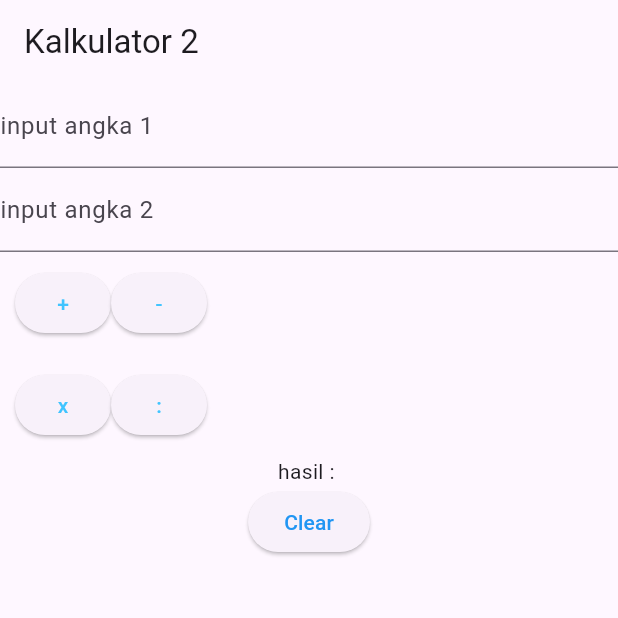
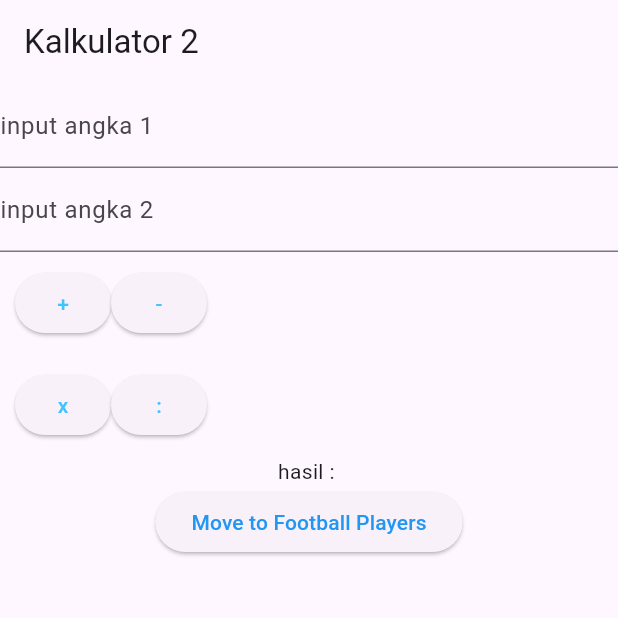
Before and after one commit to SarahUlya/Flutter_project1, a Flutter app: the screen it shows after launch, on a phone screen of 412 x 824 dp, the top half of it. Run offline on Flutter 3.47's test engine with Material 3 defaults, Android fonts, the phone set to English and light mode, and no system bars; our stand-ins replace get.

Commit message:
update listview

```diff
--- /dev/null
+++ b/lib/Controllers/football_control.dart
@@ -0,0 +1,17 @@
+import 'package:get/get.dart';
+import 'package:latihan1_11pplg1/models/football_models.dart';
+
+class FootballControl extends GetxController{
+  var players = <Football> [
+    Football(name: "Jack ka huna laguna", position: "kipper", number: 25, imageUrl: "https://i.pinimg.com/736x/6a/70/43/6a70430861c3574fcfc20e6697abe2de.jpg"),
+    Football(name: "William ", position: "back", number: 15, imageUrl: "https://static.wikia.nocookie.net/whumpapedia/images/0/0a/Will_Turner.jpeg/revision/latest?cb=20210413214910"),
+    Football(name: "Smith", position: "penyerang", number: 20, imageUrl: "https://encrypted-tbn0.gstatic.com/images?q=tbn:ANd9GcTKbIip41dP4L-we-b8YIpjLP3Epzbzcm1rTQ&s"),
+    Football(name: "gibbs", position: "gelandang", number: 30, imageUrl: "https://encrypted-tbn0.gstatic.com/images?q=tbn:ANd9GcT4W_cjaLkNqBGoz3lsx701QTGRJfRDqnhzrw&s"),
+
+  ].obs;
+
+  void updatePlayer(int index, Football newPlayer){
+    players[index] = newPlayer;
+    update();
+  }
+}
--- /dev/null
+++ b/lib/Controllers/football_edit_control.dart
@@ -0,0 +1,6 @@
+import 'package:get/get.dart';
+import 'football_control.dart';
+
+class FootballEditControl extends GetxController{
+
+}
--- a/lib/Pages/kalkulator_pages.dart
+++ b/lib/Pages/kalkulator_pages.dart
@@ -1,60 +1,90 @@
 import 'package:flutter/material.dart';
+import 'package:get/get.dart';
 import 'package:get/instance_manager.dart';
 import 'package:get/state_manager.dart';
 import 'package:get/utils.dart';
 import 'package:latihan1_11pplg1/Controllers/kalkulator_control.dart';
+import 'package:latihan1_11pplg1/Routes/routes.dart';
 import 'package:latihan1_11pplg1/widgets/widgets_button.dart';
 import 'package:latihan1_11pplg1/widgets/widgets_textField.dart';
 
 class CalculatorPages extends StatelessWidget {
   CalculatorPages({super.key});
 
-  final CalculatorController calculatorController = Get.put(CalculatorController());
+  final CalculatorController calculatorController = Get.put(
+    CalculatorController(),
+  );
 
   @override
   Widget build(BuildContext context) {
     return Scaffold(
-      appBar: AppBar(title: Text("Kalkulator 2"),),
+      appBar: AppBar(title: Text("Kalkulator 2")),
       body: Container(
         child: Column(
           crossAxisAlignment: CrossAxisAlignment.center,
           children: [
-          customTextField(textEditingController: calculatorController.txtAngka1, labelText: "input angka 1"),
-          customTextField(textEditingController: calculatorController.txtAngka2, labelText: "input angka 2"),
-          Container(
-            margin: EdgeInsets.all(10),
-            child: Row(
-            children: [
-              CustomButton(text: "+", textColor: Colors.lightBlueAccent, onPressed: (){
-                calculatorController.tambah();
-              }),
-              CustomButton(text: "-", textColor: Colors.lightBlueAccent, onPressed: (){
-                calculatorController.kurang();
-              }),
-            ],
-          )
+            customTextField(
+              textEditingController: calculatorController.txtAngka1,
+              labelText: "input angka 1",
+            ),
+            customTextField(
+              textEditingController: calculatorController.txtAngka2,
+              labelText: "input angka 2",
             ),
             Container(
               margin: EdgeInsets.all(10),
               child: Row(
                 children: [
-              CustomButton(text: "x", textColor: Colors.lightBlueAccent, onPressed: (){
+                  CustomButton(
+                    text: "+",
+                    textColor: Colors.lightBlueAccent,
+                    onPressed: () {
+                      calculatorController.tambah();
+                    },
+                  ),
+                  CustomButton(
+                    text: "-",
+                    textColor: Colors.lightBlueAccent,
+                    onPressed: () {
+                      calculatorController.kurang();
+                    },
+                  ),
+                ],
+              ),
+            ),
+            Container(
+              margin: EdgeInsets.all(10),
+              child: Row(
+                children: [
+                  CustomButton(
+                    text: "x",
+                    textColor: Colors.lightBlueAccent,
+                    onPressed: () {
                       calculatorController.kali();
-              }),
-              CustomButton(text: ":", textColor: Colors.lightBlueAccent, onPressed: (){
+                    },
+                  ),
+                  CustomButton(
+                    text: ":",
+                    textColor: Colors.lightBlueAccent,
+                    onPressed: () {
                       calculatorController.bagi();
-              }),
+                    },
+                  ),
                 ],
-          )
+              ),
             ),
             //render UI berada di wrap OBX
-          Obx(() => Text("hasil : "+calculatorController.hasil.value)),
-          CustomButton(text: "Clear", textColor: Colors.blue, onPressed: (){
-            calculatorController.hapus();
-          })
+            Obx(() => Text("hasil : " + calculatorController.hasil.value)),
+            CustomButton(
+              text: "Move to Football Players",
+              textColor: Colors.blue,
+              onPressed: () {
+                Get.toNamed(AppRoutes.footballplayers);
+              },
+            ),
           ],
         ),
-    )
+      ),
     );
   }
 }
--- /dev/null
+++ b/lib/Routes/pages.dart
@@ -0,0 +1,16 @@
+import 'package:flutter/material.dart';
+import 'package:get/get.dart';
+import 'package:latihan1_11pplg1/Pages/football_edit_page.dart';
+import 'package:latihan1_11pplg1/Pages/football_page.dart';
+import 'package:latihan1_11pplg1/Pages/kalkulator_pages.dart';
+import 'package:latihan1_11pplg1/Routes/routes.dart';
+
+class AppPages {
+  // lisr array
+  static final pages = [
+    GetPage(name: AppRoutes.calculator, page: () => CalculatorPages(),),
+    GetPage(name: AppRoutes.footballplayers, page: () => FootballPage()),
+    GetPage(name: AppRoutes.footballedit, page: () => FootballEditPage()),
+    // add other collection
+  ];
+}
--- /dev/null
+++ b/lib/Routes/routes.dart
@@ -0,0 +1,6 @@
+class AppRoutes{
+ static const String calculator = "/calculator";
+ static const String footballplayers = "/footballplayers";
+ static const String footballedit = "/footballedit";
+ //other here
+}
--- a/lib/main.dart
+++ b/lib/main.dart
@@ -1,17 +1,16 @@
 import 'package:flutter/material.dart';
 import 'package:get/get.dart';
 import 'package:latihan1_11pplg1/Pages/kalkulator_pages.dart';
+import 'package:latihan1_11pplg1/Routes/pages.dart';
+import 'package:latihan1_11pplg1/Routes/routes.dart';
 import 'package:latihan1_11pplg1/login_page.dart';
 
-
 void main() async {
-
-  runApp( const MyApp());
+  runApp(const MyApp());
 }
 
 class MyApp extends StatelessWidget {
-
-   const MyApp({super.key});
+  const MyApp({super.key});
 
   // This widget is the root of your application.
   @override
@@ -21,7 +20,8 @@ class MyApp extends StatelessWidget {
       theme: ThemeData(
         colorScheme: ColorScheme.fromSeed(seedColor: Colors.deepPurple),
       ),
-      home: CalculatorPages(),
+      initialRoute: AppRoutes.calculator,
+      getPages: AppPages.pages,
     );
   }
 }
--- /dev/null
+++ b/lib/models/football_models.dart
@@ -0,0 +1,13 @@
+class Football {
+  String name;
+  String position;
+  int number;
+  String imageUrl;
+
+  Football({
+    required this.name,
+    required this.position,
+    required this.number,
+    required this.imageUrl,
+  });
+}
```
Also changed, not shown: lib/Pages/football_edit_page.dart (added, +71 -0 lines), lib/Pages/football_page.dart (added, +56 -0 lines). Lines whose indentation alone changed are shown as unchanged.
